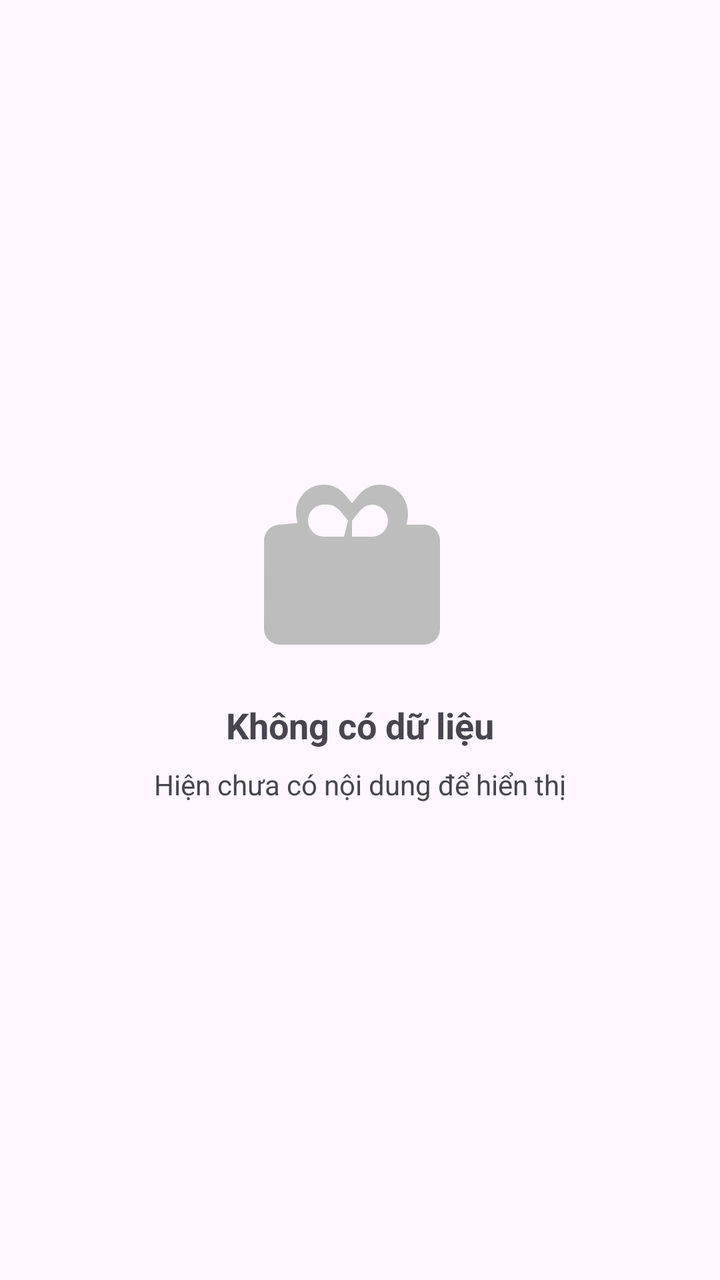
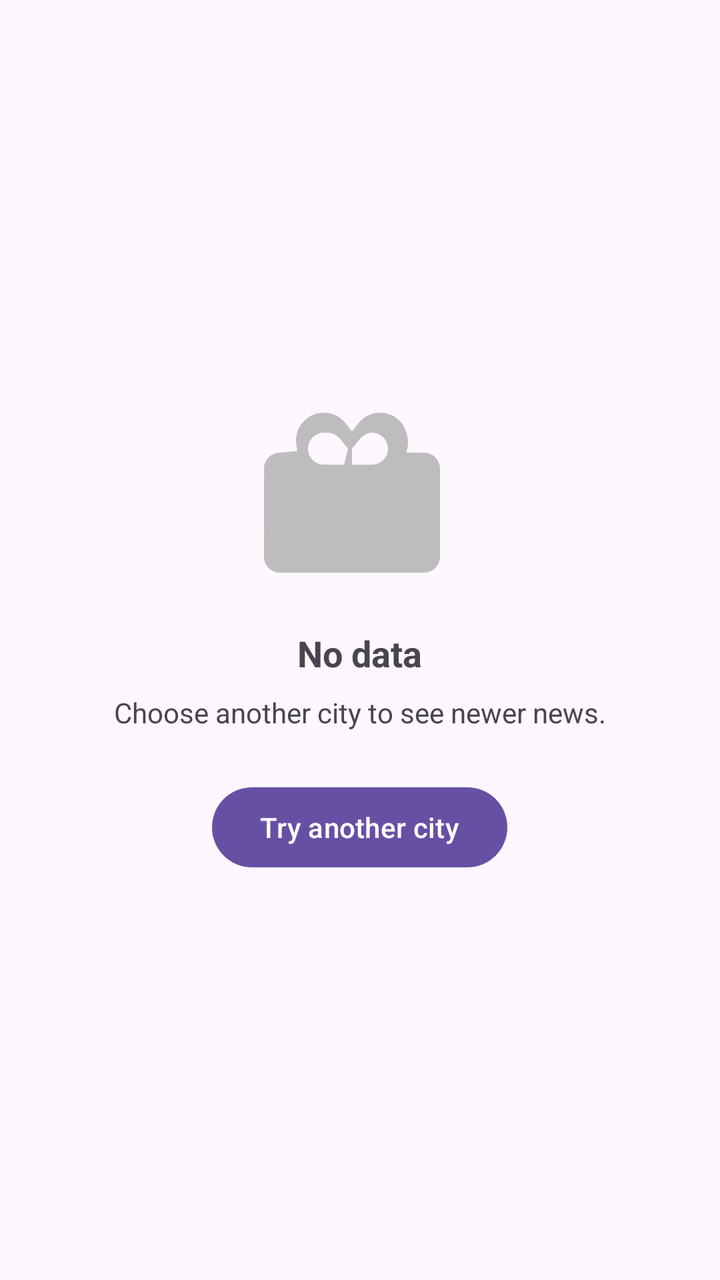

The first picture is an Android layout as it rendered before a commit; the second is the same layout after the commit. The layout source and the unified diff follow.
<!-- AndroidManifest.xml: application theme Theme.NewsReaderAndroid -->
<!-- res/layout/view_state_empty.xml -->
<?xml version="1.0" encoding="utf-8"?>
<LinearLayout xmlns:android="http://schemas.android.com/apk/res/android"
    android:layout_width="match_parent"
    android:layout_height="match_parent"
    android:gravity="center"
    android:orientation="vertical"
    android:padding="32dp">

    <ImageView
        android:layout_width="96dp"
        android:layout_height="96dp"
        android:src="@drawable/ic_empty"
        android:contentDescription="Empty" />

    <TextView
        android:layout_width="wrap_content"
        android:layout_height="wrap_content"
        android:layout_marginTop="16dp"
        android:text="@string/empty_title"
        android:textSize="18sp"
        android:textStyle="bold" />

    <TextView
        android:layout_width="wrap_content"
        android:layout_height="wrap_content"
        android:layout_marginTop="8dp"
        android:text="@string/empty_message"
        android:textSize="14sp" />

</LinearLayout>
<!-- resources referenced by this layout -->
<resources>
  <!-- drawable ic_empty (drawable) -->
  <vector xmlns:android="http://schemas.android.com/apk/res/android"
      android:width="96dp"
      android:height="96dp"
      android:viewportWidth="24"
      android:viewportHeight="24">
    <path
        android:fillColor="#BDBDBD"
        android:pathData="M20,6h-2.18c0.07,-0.44 0.18,-0.86 0.18,-1.3C18,2.55 16.45,1 14.5,1c-1.1,0 -2.01,0.5 -2.63,1.26l-0.87,1.07 -0.87,-1.07C9.51,1.5 8.6,1 7.5,1 5.55,1 4,2.55 4,4.5c0,0.44 0.11,0.86 0.18,1.3L2,6c-1.1,0 -1.99,0.9 -1.99,2L0,19c0,1.1 0.9,2 2,2h18c1.1,0 2,-0.9 2,-2V8c0,-1.1 -0.9,-2 -2,-2zM11,5.5l1,-1.24C12.42,3.83 12.93,3.5 13.5,3.5c1.1,0 2,0.9 2,2 0,1.1 -0.9,2 -2,2h-2.5L11,5.5zM8,3.5c0.57,0 1.08,0.33 1.5,0.76l1,1.24L10,7.5H7.5c-1.1,0 -2,-0.9 -2,-2 0,-1.1 0.9,-2 2,-2z"/>
  </vector>
  <string name="empty_message">Hiện chưa có nội dung để hiển thị</string>
  <string name="empty_title">Không có dữ liệu</string>
  <style name="Theme.NewsReaderAndroid" parent="Base.Theme.NewsReaderAndroid" />
  <style name="Base.Theme.NewsReaderAndroid" parent="Theme.Material3.DayNight.NoActionBar">
          
          
      </style>
</resources>

<!-- the commit's change to res/layout/view_state_empty.xml (unified diff, before → after) -->
@@ -1,4 +1,3 @@
-<?xml version="1.0" encoding="utf-8"?>
 <LinearLayout xmlns:android="http://schemas.android.com/apk/res/android"
     android:layout_width="match_parent"
     android:layout_height="match_parent"
@@ -9,10 +8,11 @@
     <ImageView
         android:layout_width="96dp"
         android:layout_height="96dp"
-        android:src="@drawable/ic_empty"
-        android:contentDescription="Empty" />
+        android:contentDescription="@string/empty_content_description"
+        android:src="@drawable/ic_empty" />
 
     <TextView
+        android:id="@+id/tvEmptyTitle"
         android:layout_width="wrap_content"
         android:layout_height="wrap_content"
         android:layout_marginTop="16dp"
@@ -21,10 +21,18 @@
         android:textStyle="bold" />
 
     <TextView
+        android:id="@+id/tvEmptyMessage"
         android:layout_width="wrap_content"
         android:layout_height="wrap_content"
         android:layout_marginTop="8dp"
-        android:text="@string/empty_message"
+        android:text="@string/local_empty_message"
         android:textSize="14sp" />
 
+    <com.google.android.material.button.MaterialButton
+        android:id="@+id/btnTryOtherCity"
+        android:layout_width="wrap_content"
+        android:layout_height="wrap_content"
+        android:layout_marginTop="24dp"
+        android:text="@string/local_try_other_city" />
+
 </LinearLayout>
<!-- resource entries referenced after the edit -->
@@ -10,8 +10,10 @@
         android:fillColor="#BDBDBD"
         android:pathData="M20,6h-2.18c0.07,-0.44 0.18,-0.86 0.18,-1.3C18,2.55 16.45,1 14.5,1c-1.1,0 -2.01,0.5 -2.63,1.26l-0.87,1.07 -0.87,-1.07C9.51,1.5 8.6,1 7.5,1 5.55,1 4,2.55 4,4.5c0,0.44 0.11,0.86 0.18,1.3L2,6c-1.1,0 -1.99,0.9 -1.99,2L0,19c0,1.1 0.9,2 2,2h18c1.1,0 2,-0.9 2,-2V8c0,-1.1 -0.9,-2 -2,-2zM11,5.5l1,-1.24C12.42,3.83 12.93,3.5 13.5,3.5c1.1,0 2,0.9 2,2 0,1.1 -0.9,2 -2,2h-2.5L11,5.5zM8,3.5c0.57,0 1.08,0.33 1.5,0.76l1,1.24L10,7.5H7.5c-1.1,0 -2,-0.9 -2,-2 0,-1.1 0.9,-2 2,-2z"/>
   </vector>
-  <string name="empty_message">Hiện chưa có nội dung để hiển thị</string>
-  <string name="empty_title">Không có dữ liệu</string>
+  <string name="empty_content_description">Empty state icon</string>
+  <string name="empty_title">No data</string>
+  <string name="local_empty_message">Choose another city to see newer news.</string>
+  <string name="local_try_other_city">Try another city</string>
   <style name="Theme.NewsReaderAndroid" parent="Base.Theme.NewsReaderAndroid" />
   <style name="Base.Theme.NewsReaderAndroid" parent="Theme.Material3.DayNight.NoActionBar">
           
